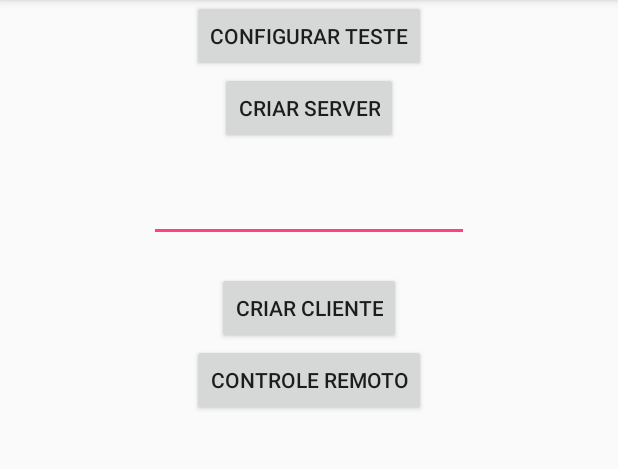
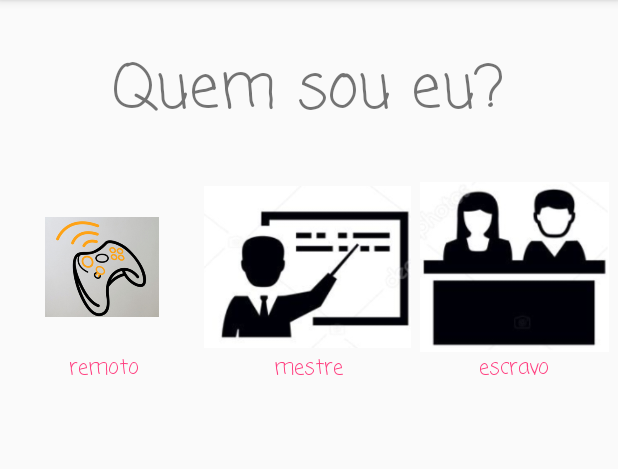
Before and after one commit to DanielSoaresRocha/AplicacaoClienteServidor, an Android app: the screen it shows after launch (MainActivity before the commit, Definir after it), on a phone screen of 412 x 824 dp, the part 84-553 px from its top. Run offline under Robolectric (Android 15) with nearby library versions, the phone set to English and light mode, and no system bars.

Commit message:
Reestruturação de interface. Servidor e cliente

```diff
--- a/novaTentativa/app/build.gradle
+++ b/novaTentativa/app/build.gradle
@@ -16,12 +16,14 @@ android {
             proguardFiles getDefaultProguardFile('proguard-android.txt'), 'proguard-rules.pro'
         }
     }
+    buildToolsVersion '27.0.3'
 }
 
 dependencies {
     implementation fileTree(include: ['*.jar'], dir: 'libs')
     implementation 'com.android.support:appcompat-v7:26.1.0'
     implementation 'com.android.support.constraint:constraint-layout:1.1.2'
+    implementation 'com.android.support:design:26.1.0'
     testImplementation 'junit:junit:4.12'
     androidTestImplementation 'com.android.support.test:runner:1.0.1'
     androidTestImplementation 'com.android.support.test.espresso:espresso-core:3.0.1'
--- a/novaTentativa/app/src/main/java/com/example/bolsista/novatentativa/MainActivity.java
+++ b/novaTentativa/app/src/main/java/com/example/bolsista/novatentativa/MainActivity.java
@@ -105,7 +105,7 @@ public class MainActivity extends AppCompatActivity {
                     while (true) {
                         Socket cliente = servidor.accept();
                         Log.i("SERVIDOR", "CLIENTE FOI CONECTADO = " + cliente.getInetAddress());
-                        new GerenciadorDeClientes(cliente,server,numCliente);
+                        //new GerenciadorDeClientes(cliente,server,numCliente);
 
                         numCliente++;
                     }
@@ -123,7 +123,7 @@ public class MainActivity extends AppCompatActivity {
             Toast.makeText(getApplicationContext(),R.string.ip_invalido, Toast.LENGTH_LONG).show();
         }else {
             final MainActivity client = this;
-            cliente = new Cliente(host.getText().toString(),client,false);
+            //cliente = new Cliente(host.getText().toString(),client,false);
             cliente.connect();
             Toast.makeText(getApplicationContext(), R.string.cliente_criado, Toast.LENGTH_SHORT).show();
         }
@@ -134,7 +134,7 @@ public class MainActivity extends AppCompatActivity {
             Toast.makeText(getApplicationContext(),R.string.ip_invalido, Toast.LENGTH_LONG).show();
         }else{
             final MainActivity client = this;
-            cliente = new Cliente(host.getText().toString(),client,true);
+            //cliente = new Cliente(host.getText().toString(),client,true);
             cliente.connect();
             Toast.makeText(getApplicationContext(), R.string.controle_ativo, Toast.LENGTH_SHORT).show();
 
--- /dev/null
+++ b/novaTentativa/app/src/main/java/com/example/bolsista/novatentativa/arquitetura/Definir.java
@@ -0,0 +1,61 @@
+package com.example.bolsista.novatentativa.arquitetura;
+
+import android.content.Intent;
+import android.support.v7.app.AppCompatActivity;
+import android.os.Bundle;
+import android.view.View;
+import android.widget.ImageView;
+
+import com.example.bolsista.novatentativa.MainActivity;
+import com.example.bolsista.novatentativa.R;
+
+public class Definir extends AppCompatActivity {
+
+    ImageView controle,mestre,escravo;
+
+    @Override
+    protected void onCreate(Bundle savedInstanceState) {
+        super.onCreate(savedInstanceState);
+        setContentView(R.layout.activity_definir);
+
+        inicializar();
+        listener();
+
+    }
+
+
+
+    private void listener() {
+
+        controle.setOnClickListener(new View.OnClickListener() {
+            @Override
+            public void onClick(View v) {
+                Intent controle = new Intent(Definir.this, MainActivity.class);
+                startActivity(controle);
+            }
+        });
+
+        mestre.setOnClickListener(new View.OnClickListener() {
+            @Override
+            public void onClick(View v) {
+                Intent telaMestre = new Intent(Definir.this, Servidor.class);
+                startActivity(telaMestre);
+            }
+        });
+
+        escravo.setOnClickListener(new View.OnClickListener() {
+            @Override
+            public void onClick(View v) {
+                Intent telaEscravo = new Intent(Definir.this, ClienteActivity.class);
+                startActivity(telaEscravo);
+            }
+        });
+    }
+
+
+    private void inicializar() {
+        controle = findViewById(R.id.controleImgView);
+        mestre = findViewById(R.id.mestreImgView);
+        escravo = findViewById(R.id.escravoImgView);
+    }
+}
--- /dev/null
+++ b/novaTentativa/app/src/main/res/layout/activity_definir.xml
@@ -0,0 +1,92 @@
+<?xml version="1.0" encoding="utf-8"?>
+<ScrollView xmlns:android="http://schemas.android.com/apk/res/android"
+    xmlns:app="http://schemas.android.com/apk/res-auto"
+    android:layout_width="match_parent"
+    android:layout_height="match_parent"
+    android:orientation="vertical"
+    >
+
+    <LinearLayout
+        android:layout_width="match_parent"
+        android:layout_height="wrap_content"
+        android:gravity="center"
+        android:orientation="vertical"
+        >
+
+
+    <TextView
+        android:layout_width="wrap_content"
+        android:layout_height="wrap_content"
+        android:text="@string/quem_eu_sou"
+        android:textSize="40sp"
+        android:paddingVertical="30sp"
+        android:fontFamily="casual"
+        />
+
+    <LinearLayout
+        android:layout_width="match_parent"
+        android:layout_height="wrap_content"
+        android:gravity="center"
+        >
+
+        <ImageView
+            android:id="@+id/controleImgView"
+            android:layout_width="145dp"
+            android:layout_weight="1"
+            android:layout_height="113dp"
+            android:src="@drawable/controle"
+            android:paddingHorizontal="30sp"/>
+
+        <ImageView
+            android:id="@+id/mestreImgView"
+            android:layout_width="148dp"
+            android:layout_height="match_parent"
+            android:layout_weight="1"
+            android:src="@drawable/mestre" />
+
+        <ImageView
+            android:id="@+id/escravoImgView"
+            android:layout_width="148dp"
+            android:layout_height="match_parent"
+            android:layout_weight="1"
+            android:src="@drawable/escravo" />
+
+
+    </LinearLayout>
+
+    <LinearLayout
+        android:layout_width="match_parent"
+        android:layout_height="wrap_content"
+        android:orientation="horizontal"
+        android:gravity="center"
+        >
+        <TextView
+            android:layout_width="wrap_content"
+            android:layout_height="wrap_content"
+            android:text="@string/remoto"
+            style="@style/textViewDefinir"
+            android:fontFamily="casual"
+            />
+
+        <TextView
+            android:layout_width="wrap_content"
+            android:layout_height="wrap_content"
+            android:text="@string/mestre"
+            style="@style/textViewDefinir"
+            android:fontFamily="casual"
+
+            />
+
+        <TextView
+            android:layout_width="wrap_content"
+            android:layout_height="wrap_content"
+            android:text="@string/escravo"
+            style="@style/textViewDefinir"
+            android:fontFamily="casual"
+            />
+
+
+        </LinearLayout>
+    </LinearLayout>
+
+</ScrollView>
--- a/novaTentativa/app/src/main/res/values/strings.xml
+++ b/novaTentativa/app/src/main/res/values/strings.xml
@@ -32,4 +32,17 @@
     <string name="tamanho">Tamanho</string>
     <string name="preenchimento">Preenchimento</string>
     <string name="configurarteste">Configurar Teste</string>
+    <string name="title_activity_definir">Definir</string>
+    <string name="quem_eu_sou">Quem sou eu?</string>
+    <string name="mestre">mestre</string>
+    <string name="escravo">escravo</string>
+    <string name="remoto">remoto</string>
+    <string name="servidor">Criar Servidor</string>
+    <string name="precisa_configurar">Voce precida configurar um teste</string>
+    <string name="precisa_cliente">Você precisa informar um ip</string>
+    <string name="com_ecar">comecar</string>
+    <string name="ip_para_conecao">Ip para conexão:</string>
+    <string name="esperando">esperando...</string>
+    <string name="criar_cliente">Criar Cliente</string>
+    <string name="pronto_para_criar">Pronto para criar</string>
 </resources>
--- a/novaTentativa/app/src/main/res/values/styles.xml
+++ b/novaTentativa/app/src/main/res/values/styles.xml
@@ -22,6 +22,13 @@
         <item name="android:textSize">20sp</item>
     </style>
 
+    <style name="textViewDefinir">
+        <item name="android:textColor">@color/colorAccent</item>
+        <item name="android:layout_weight">1</item>
+        <item name="android:gravity">center</item>
+    </style>
+
+
 
 
 </resources>
```
Also changed, not shown: novaTentativa/app/src/main/AndroidManifest.xml (+7 -5 lines), novaTentativa/app/src/main/java/com/example/bolsista/novatentativa/Cliente.java (+5 -4 lines), novaTentativa/app/src/main/java/com/example/bolsista/novatentativa/GerenciadorDeClientes.java (+5 -4 lines), novaTentativa/app/src/main/java/com/example/bolsista/novatentativa/Jogar.java (+5 -5 lines), novaTentativa/app/src/main/java/com/example/bolsista/novatentativa/arquitetura/ClienteActivity.java (added, +77 -0 lines), novaTentativa/app/src/main/java/com/example/bolsista/novatentativa/arquitetura/Servidor.java (added, +176 -0 lines), novaTentativa/app/src/main/java/com/example/bolsista/novatentativa/configuracao/ConfigurarTeste.java (+17 -3 lines), novaTentativa/app/src/main/res/layout/activity_cliente.xml (added, +61 -0 lines), novaTentativa/app/src/main/res/layout/activity_servidor.xml (added, +103 -0 lines), novaTentativa/app/src/main/res/drawable/controle.jpg (added), novaTentativa/app/src/main/res/drawable/escravo.png (added), novaTentativa/app/src/main/res/drawable/mestre.png (added).
